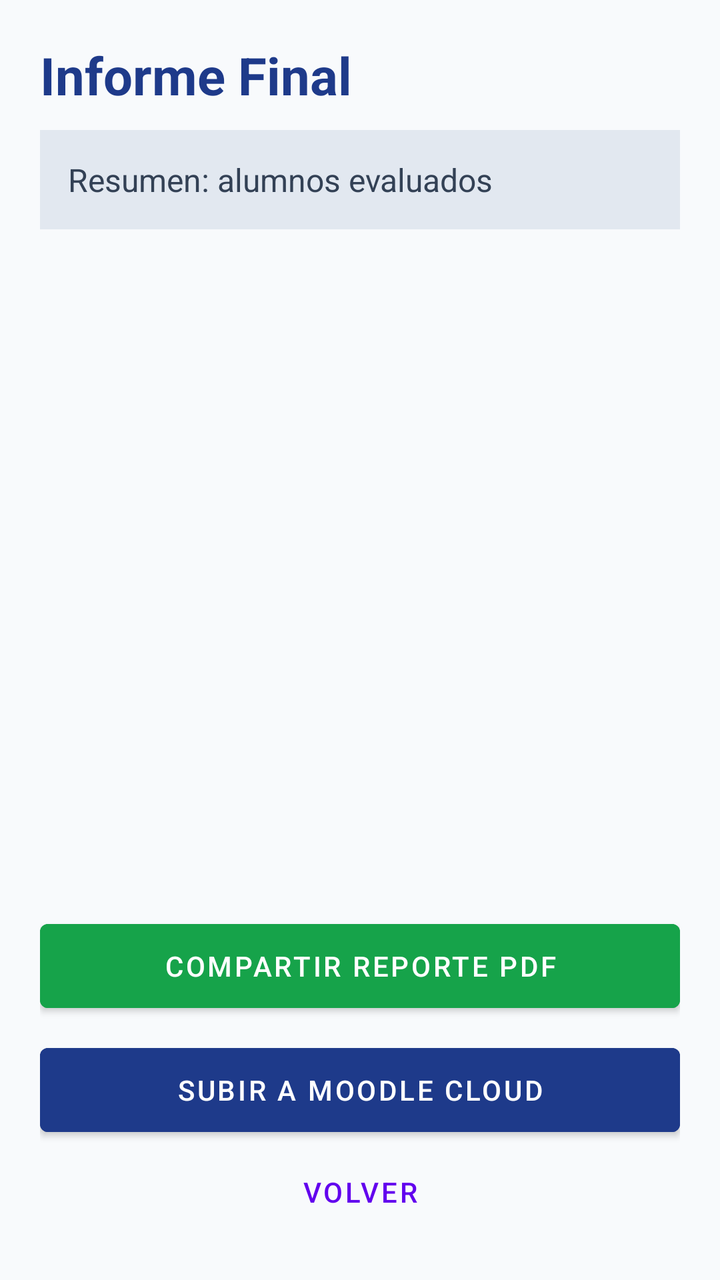
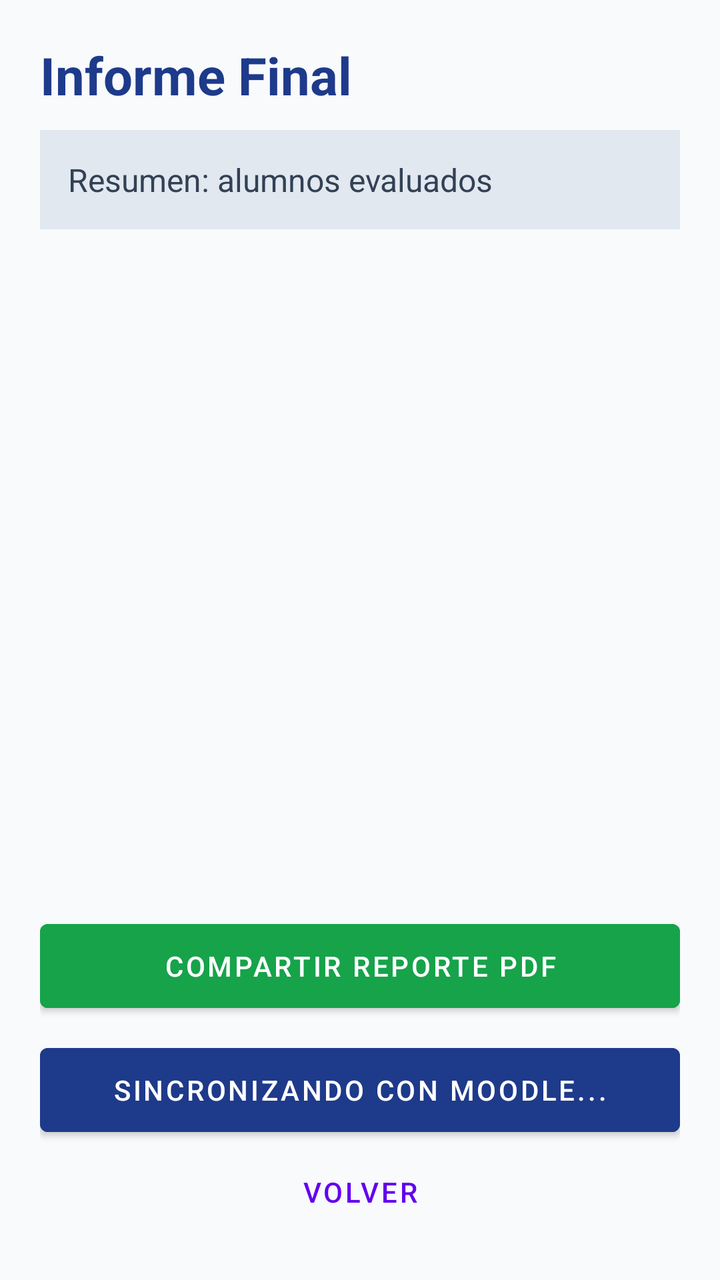

The first picture is an Android layout as it rendered before a commit; the second is the same layout after the commit. The layout source and the unified diff follow.
<!-- AndroidManifest.xml: application theme Theme.SmartAttendance -->
<!-- res/layout/activity_summary.xml -->
<?xml version="1.0" encoding="utf-8"?>
<LinearLayout xmlns:android="http://schemas.android.com/apk/res/android"
    android:layout_width="match_parent"
    android:layout_height="match_parent"
    android:orientation="vertical"
    android:padding="20dp"
    android:background="#F8FAFC">

    <TextView
        android:layout_width="wrap_content"
        android:layout_height="wrap_content"
        android:text="Informe Final"
        android:textSize="26sp"
        android:textStyle="bold"
        android:textColor="#1E3A8A"
        android:layout_marginBottom="10dp" />

    <TextView
        android:id="@+id/tvClassStats"
        android:layout_width="match_parent"
        android:layout_height="wrap_content"
        android:text="Resumen: alumnos evaluados"
        android:textSize="16sp"
        android:textColor="#334155"
        android:background="#E2E8F0"
        android:padding="14dp"
        android:layout_marginBottom="14dp" />

    <ListView
        android:id="@+id/lvSummaryStudents"
        android:layout_width="match_parent"
        android:layout_height="0dp"
        android:layout_weight="1"
        android:divider="#CBD5E1"
        android:dividerHeight="1dp" />

    <Button
        android:id="@+id/btnExportPdf"
        android:layout_width="match_parent"
        android:layout_height="54dp"
        android:text="COMPARTIR REPORTE PDF"
        android:backgroundTint="#16A34A"
        android:layout_marginTop="14dp" />

    <Button
        android:id="@+id/btnSyncMoodle"
        android:layout_width="match_parent"
        android:layout_height="54dp"
        android:text="SUBIR A MOODLE CLOUD"
        android:backgroundTint="#1E3A8A"
        android:layout_marginTop="8dp" />

    <Button
        android:id="@+id/btnBack"
        style="@style/Widget.MaterialComponents.Button.TextButton"
        android:layout_width="match_parent"
        android:layout_height="wrap_content"
        android:text="VOLVER" />
</LinearLayout>
<!-- resources referenced by this layout -->
<resources>
  <style name="Theme.SmartAttendance" parent="Base.Theme.SmartAttendance" />
  <style name="Base.Theme.SmartAttendance" parent="Theme.MaterialComponents.Light.NoActionBar">
      </style>
</resources>

<!-- the commit's change to res/layout/activity_summary.xml (unified diff, before → after) -->
@@ -46,7 +46,7 @@
         android:id="@+id/btnSyncMoodle"
         android:layout_width="match_parent"
         android:layout_height="54dp"
-        android:text="SUBIR A MOODLE CLOUD"
+        android:text="SINCRONIZANDO CON MOODLE..."
         android:backgroundTint="#1E3A8A"
         android:layout_marginTop="8dp" />
 
